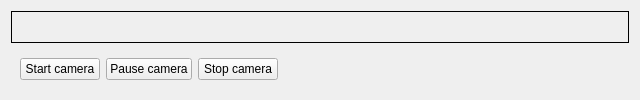
Before: the Qt Designer form trunk/source/libview/CameraView.ui in anat/e-p-i-t-i-v-o, drawn with Qt 5.
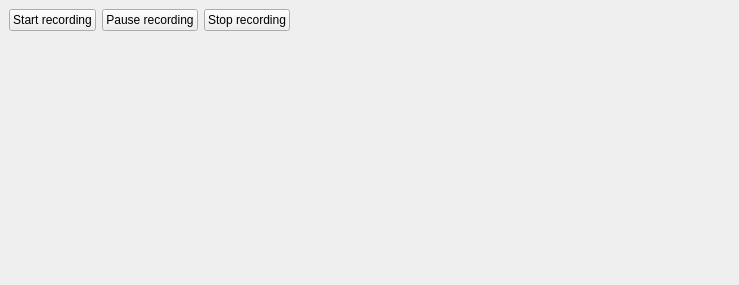
After: the same form once the commit is applied.

```diff
--- a/trunk/source/libview/CameraView.ui
+++ b/trunk/source/libview/CameraView.ui
@@ -6,8 +6,8 @@
    <rect>
     <x>0</x>
     <y>0</y>
-    <width>640</width>
-    <height>100</height>
+    <width>739</width>
+    <height>285</height>
    </rect>
   </property>
   <property name="sizePolicy">
@@ -18,31 +18,27 @@
   </property>
   <property name="minimumSize">
    <size>
-    <width>150</width>
-    <height>40</height>
+    <width>320</width>
+    <height>150</height>
    </size>
   </property>
   <property name="windowTitle">
    <string>Form</string>
   </property>
   <layout class="QVBoxLayout" name="verticalLayout">
-   <item>
-    <widget class="QLabel" name="imgBoxLabel">
-     <property name="frameShape">
-      <enum>QFrame::Box</enum>
-     </property>
-     <property name="frameShadow">
-      <enum>QFrame::Plain</enum>
-     </property>
-     <property name="text">
-      <string/>
-     </property>
-    </widget>
-   </item>
+   <property name="spacing">
+    <number>0</number>
+   </property>
+   <property name="sizeConstraint">
+    <enum>QLayout::SetMaximumSize</enum>
+   </property>
+   <property name="margin">
+    <number>0</number>
+   </property>
    <item>
     <widget class="QWidget" name="camNavbarWidget" native="true">
      <property name="sizePolicy">
-      <sizepolicy hsizetype="Preferred" vsizetype="Fixed">
+      <sizepolicy hsizetype="Expanding" vsizetype="Minimum">
        <horstretch>0</horstretch>
        <verstretch>0</verstretch>
       </sizepolicy>
@@ -51,33 +47,39 @@
       <item>
        <widget class="QPushButton" name="startCamBtn">
         <property name="sizePolicy">
-         <sizepolicy hsizetype="Fixed" vsizetype="Fixed">
+         <sizepolicy hsizetype="Minimum" vsizetype="Minimum">
           <horstretch>0</horstretch>
           <verstretch>0</verstretch>
          </sizepolicy>
         </property>
         <property name="text">
-         <string>Start camera</string>
+         <string>Start recording</string>
         </property>
        </widget>
       </item>
       <item>
-       <widget class="QPushButton" name="pauseCamBtn">
+       <widget class="QPushButton" name="pauseCamRecBtn">
+        <property name="sizePolicy">
+         <sizepolicy hsizetype="Minimum" vsizetype="Minimum">
+          <horstretch>0</horstretch>
+          <verstretch>0</verstretch>
+         </sizepolicy>
+        </property>
         <property name="text">
-         <string>Pause camera</string>
+         <string>Pause recording</string>
         </property>
        </widget>
       </item>
       <item>
        <widget class="QPushButton" name="stopCamBtn">
         <property name="sizePolicy">
-         <sizepolicy hsizetype="Fixed" vsizetype="Fixed">
+         <sizepolicy hsizetype="Minimum" vsizetype="Minimum">
           <horstretch>0</horstretch>
           <verstretch>0</verstretch>
          </sizepolicy>
         </property>
         <property name="text">
-         <string>Stop camera</string>
+         <string>Stop recording</string>
         </property>
        </widget>
       </item>
@@ -97,6 +99,31 @@
      </layout>
     </widget>
    </item>
+   <item>
+    <widget class="QLabel" name="imgBoxLabel">
+     <property name="sizePolicy">
+      <sizepolicy hsizetype="Expanding" vsizetype="Expanding">
+       <horstretch>0</horstretch>
+       <verstretch>0</verstretch>
+      </sizepolicy>
+     </property>
+     <property name="minimumSize">
+      <size>
+       <width>320</width>
+       <height>240</height>
+      </size>
+     </property>
+     <property name="frameShape">
+      <enum>QFrame::NoFrame</enum>
+     </property>
+     <property name="frameShadow">
+      <enum>QFrame::Plain</enum>
+     </property>
+     <property name="text">
+      <string/>
+     </property>
+    </widget>
+   </item>
   </layout>
  </widget>
  <resources/>
```
Left out of the diff: 4 changed lines with no effect on the pictures.
